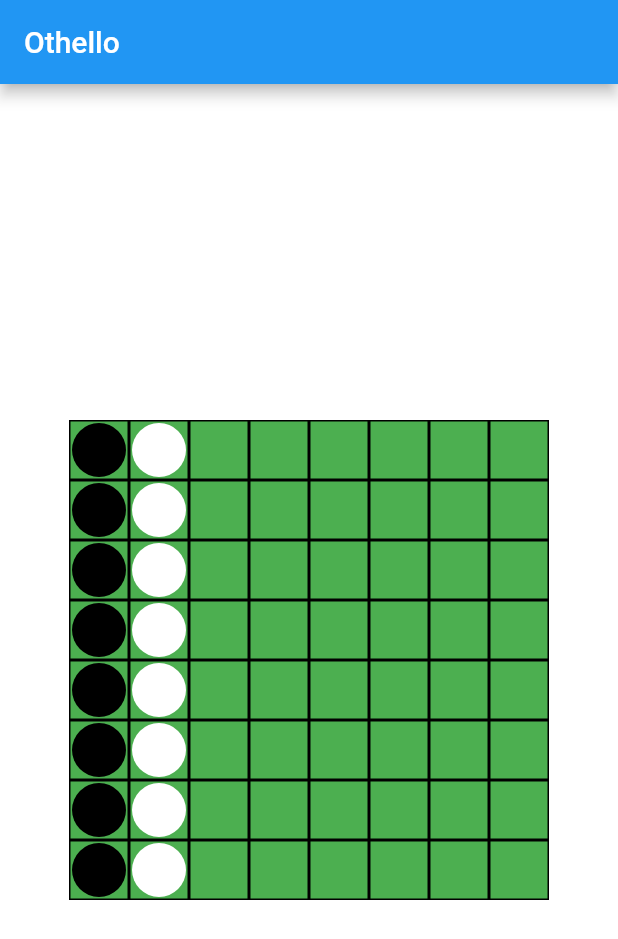
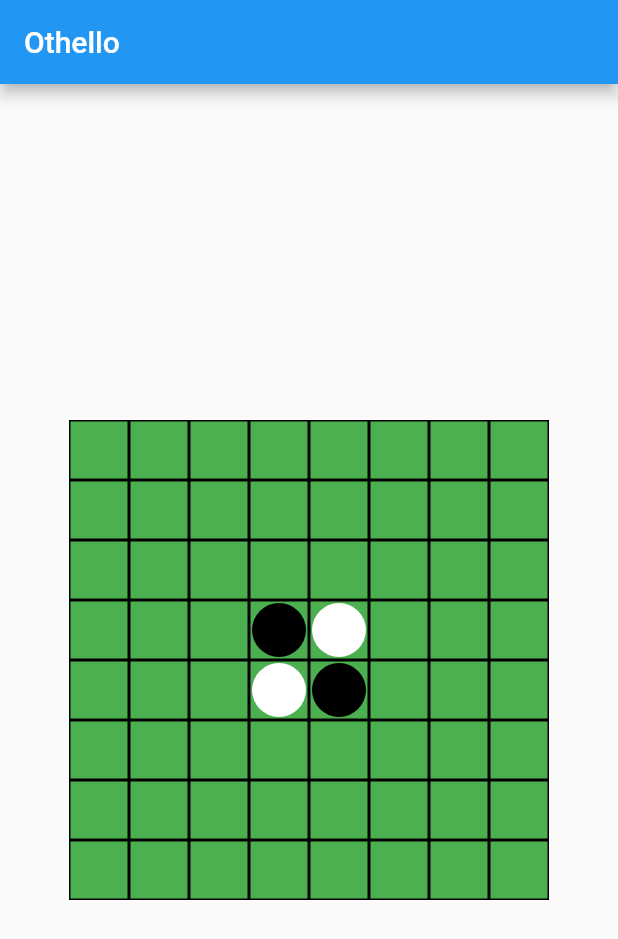
Before and after one commit to nicky-t/othello, a Flutter app: the screen it shows after launch, on a phone screen of 412 x 824 dp. Shown: the top 939 px of the screen. Run offline on Flutter 3.47's test engine with Material 2 defaults, Android fonts, the phone set to English and light mode, and no system bars.

Commit message:
オセロ盤初期完成

```diff
--- a/lib/draw.dart
+++ /dev/null
@@ -1,32 +0,0 @@
-import 'package:flutter/material.dart';
-import 'package:othello/stone.dart';
-
-Widget drawOneLine(){
-  return Center(
-    child: Row(children: <Widget>[
-      NewWidget(contents: BlStone(),),
-      NewWidget(contents: WhStone(),),
-      NewWidget(),
-      NewWidget(),
-      NewWidget(),
-      NewWidget(),
-      NewWidget(),
-      NewWidget(),
-    ]),
-  );
-}
-
-class NewWidget extends StatelessWidget {
-  NewWidget({this.contents});
-  final contents;
-  @override
-  Widget build(BuildContext context) {
-    return Expanded(
-      child: Container(
-        margin: EdgeInsets.all(1.0),
-        color: Colors.green,
-        child: contents,
-      ),
-    );
-  }
-}
--- a/lib/input_page.dart
+++ /dev/null
@@ -1,43 +0,0 @@
-import 'package:flutter/material.dart';
-import 'draw.dart';
-
-class OthelloPage extends StatefulWidget {
-  @override
-  _OthelloPageState createState() => _OthelloPageState();
-}
-
-class _OthelloPageState extends State<OthelloPage> {
-  @override
-  Widget build(BuildContext context) {
-
-    return Center(
-      child: Container(
-      margin: const EdgeInsets.all(10.0),
-      color: Colors.black,
-      width: 320,
-      height: 320,
-      child: Column(children: <Widget>[
-        // Containerは不要？？
-        Cline(),
-        Cline(),
-        Cline(),
-        Cline(),
-        Cline(),
-        Cline(),
-        Cline(),
-        Cline(),
-      ]),
-    ),
-    );
-  }
-}
-
-class Cline extends StatelessWidget {
-
-  @override
-  Widget build(BuildContext context) {
-    return Expanded(child: Container(
-        child: drawOneLine()
-    ),);
-  }
-  }
--- a/lib/main.dart
+++ b/lib/main.dart
@@ -1,12 +1,10 @@
 import 'package:flutter/material.dart';
-import 'package:othello/stone.dart';
-import 'input_page.dart';
+import 'othellopage.dart';
 
 void main() {
   return runApp(
     MaterialApp(
       home: Scaffold(
-        backgroundColor: Colors.white,
         appBar: AppBar(
           title: Text('Othello'),
           backgroundColor: Colors.blue,
--- /dev/null
+++ b/lib/othellopage.dart
@@ -0,0 +1,68 @@
+import 'package:flutter/material.dart';
+import 'othellonext.dart';
+
+class OthelloPage extends StatefulWidget {
+  @override
+  _OthelloPageState createState() => _OthelloPageState();
+}
+class _OthelloPageState extends State<OthelloPage> {
+  @override
+  Widget build(BuildContext context) {
+    return Center(
+      child: Container(
+        margin: const EdgeInsets.all(10.0),
+        color: Colors.black,
+        width: 320,
+        height: 320,
+        child: Column(children: <Widget>[
+          Expanded(
+            child: Container(child: drawHorizontal(0)),
+          ),
+          Expanded(
+            child: Container(child: drawHorizontal(1)),
+          ),
+          Expanded(
+            child: Container(child: drawHorizontal(2)),
+          ),
+          Expanded(
+            child: Container(child: drawHorizontal(3)),
+          ),
+          Expanded(
+            child: Container(child: drawHorizontal(4)),
+          ),
+          Expanded(
+            child: Container(child: drawHorizontal(5)),
+          ),
+          Expanded(
+            child: Container(child: drawHorizontal(6)),
+          ),
+          Expanded(
+            child: Container(child: drawHorizontal(7)),
+          ),
+        ]),
+      ),
+    );
+  }
+}
+Widget drawHorizontal(int columnIndex) {
+  return Center(
+    child: Row(children: <Widget>[
+      Expanded(
+          child: colorDetector(columnIndex, 0) ),
+      Expanded(
+          child: colorDetector(columnIndex, 1) ),
+      Expanded(
+          child: colorDetector(columnIndex, 2) ),
+      Expanded(
+          child: colorDetector(columnIndex, 3) ),
+      Expanded(
+          child: colorDetector(columnIndex, 4) ),
+      Expanded(
+          child: colorDetector(columnIndex, 5) ),
+      Expanded(
+          child: colorDetector(columnIndex, 6) ),
+      Expanded(
+          child: colorDetector(columnIndex, 7) ),
+    ]),
+  );
+}
--- a/lib/stone.dart
+++ b/lib/stone.dart
@@ -1,6 +1,6 @@
 import 'package:flutter/material.dart';
 
-class BlStone extends StatelessWidget {
+class BlackStone extends StatelessWidget {
 
   @override
   Widget build(BuildContext context) {
@@ -16,7 +16,7 @@ class BlStone extends StatelessWidget {
   }
 }
 
-class WhStone extends StatelessWidget {
+class WhiteStone extends StatelessWidget {
 
   @override
   Widget build(BuildContext context) {
@@ -31,3 +31,19 @@ class WhStone extends StatelessWidget {
     );
   }
 }
+
+class GreyStone extends StatelessWidget {
+
+  @override
+  Widget build(BuildContext context) {
+    return Center(
+      child: Container(
+        margin: EdgeInsets.all(1.0),
+        decoration: BoxDecoration(
+          borderRadius: BorderRadius.circular(20.0),
+          color: Colors.grey,
+        ),
+      ),
+    );
+  }
+}
```
Also changed, not shown: lib/othellonext.dart (added, +110 -0 lines).
